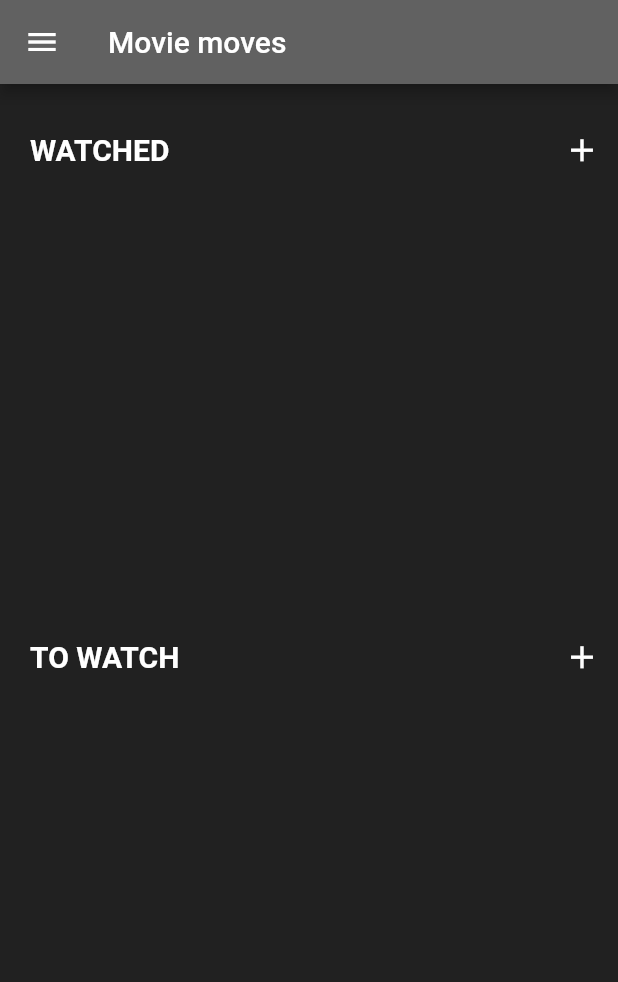
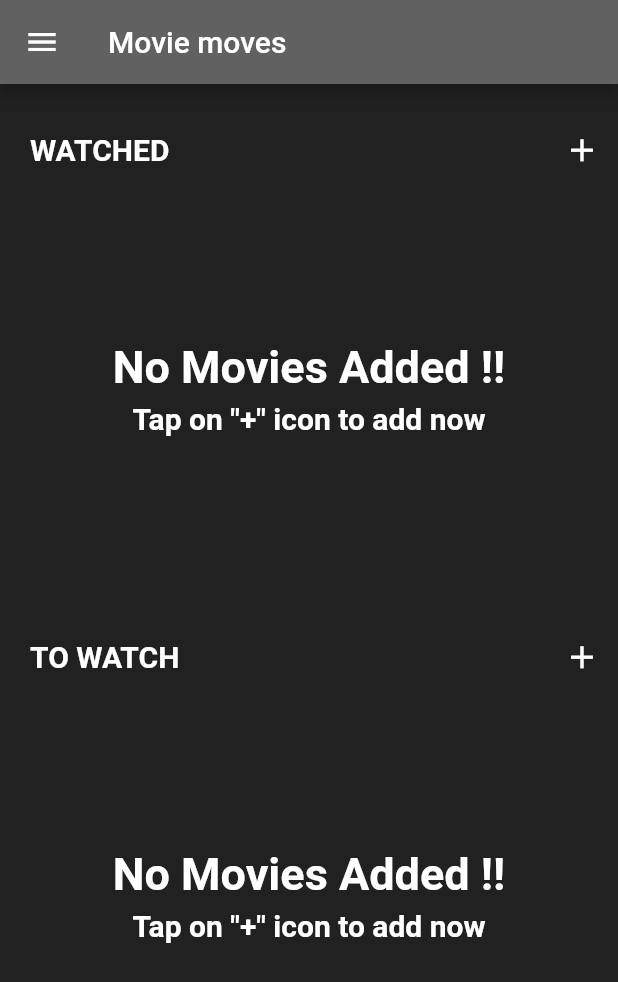
Before and after one commit to Djay1407/Movie_Moves, a Flutter app: the screen it shows once a user with an empty profile is signed in, on a phone screen of 412 x 824 dp. Shown: the top 982 px of the screen. Run offline on Flutter 3.47's test engine with Material 2 defaults, Android fonts, the phone set to English and light mode, and no system bars; our stand-ins replace firebase_auth, firebase_core, font_awesome_flutter, google_sign_in, hive, hive_flutter and 1 more; accounts and stored records are empty; generated files the repository leaves out were written again.

Commit message:
added minor changes

```diff
--- a/lib/Screens/hometab.dart
+++ b/lib/Screens/hometab.dart
@@ -30,6 +30,25 @@ class _HomeTabState extends State<HomeTab> {
     // Hive.close();
   }
 
+  final _addMovieMessage = Center(
+    child: Column(
+      mainAxisSize: MainAxisSize.min,
+      children: const [
+        Text(
+          "No Movies Added !!",
+          style: TextStyle(
+              color: Colors.white, fontWeight: FontWeight.w600, fontSize: 30.0),
+        ),
+        SizedBox(height: 5.0,),
+        Text(
+          'Tap on "+" icon to add now',
+          style: TextStyle(
+              color: Colors.white, fontWeight: FontWeight.w600, fontSize: 20.0),
+        ),
+      ],
+    ),
+  );
+
   @override
   Widget build(BuildContext context) {
     return ListView(
@@ -51,7 +70,9 @@ class _HomeTabState extends State<HomeTab> {
                   showDialog(
                     context: context,
                     builder: (BuildContext context) {
-                      return const AddMovie(watched: true,);
+                      return const AddMovie(
+                        watched: true,
+                      );
                     },
                   );
                 },
@@ -68,6 +89,7 @@ class _HomeTabState extends State<HomeTab> {
               valueListenable: box1.listenable(),
               builder: (BuildContext context, Box<MovieItem> box, _) {
                 List<int> keys = box.keys.cast<int>().toList();
+                if (keys.isNotEmpty) {
                   return ListView.builder(
                     scrollDirection: Axis.horizontal,
                     itemCount: keys.length,
@@ -86,6 +108,9 @@ class _HomeTabState extends State<HomeTab> {
                       );
                     },
                   );
+                } else {
+                  return _addMovieMessage;
+                }
               },
             ),
           ),
@@ -107,7 +132,9 @@ class _HomeTabState extends State<HomeTab> {
                   showDialog(
                     context: context,
                     builder: (BuildContext context) {
-                      return const AddMovie(watched: false,);
+                      return const AddMovie(
+                        watched: false,
+                      );
                     },
                   );
                 },
@@ -124,6 +151,7 @@ class _HomeTabState extends State<HomeTab> {
               valueListenable: box2.listenable(),
               builder: (BuildContext context, Box<MovieItem> box, _) {
                 List<int> keys = box.keys.cast<int>().toList();
+                if (keys.isNotEmpty) {
                   return ListView.builder(
                     scrollDirection: Axis.horizontal,
                     itemCount: keys.length,
@@ -136,12 +164,15 @@ class _HomeTabState extends State<HomeTab> {
                           width: 150.0,
                           child: EventGridItem(
                             movie: movie,
-                          watched:false,
+                            watched: false,
                           ),
                         ),
                       );
                     },
                   );
+                } else {
+                  return _addMovieMessage;
+                }
               },
             ),
           ),
--- a/lib/widgets/movieicon.dart
+++ b/lib/widgets/movieicon.dart
@@ -79,7 +79,8 @@ class EventGridItem extends StatelessWidget {
             child: InkWell(
               child:
                   const Icon(Icons.delete, color: Colors.white, size: 20.0),
-              onTap: () {
+              onTap: () async{
+                await File(movie.imagePath).delete();
                 movie.delete();
               },
             ),
```
Also changed, not shown: lib/Screens/homescr.dart (+30 -4 lines), lib/widgets/addmovie.dart (+74 -10 lines). Lines whose indentation alone changed are shown as unchanged.
